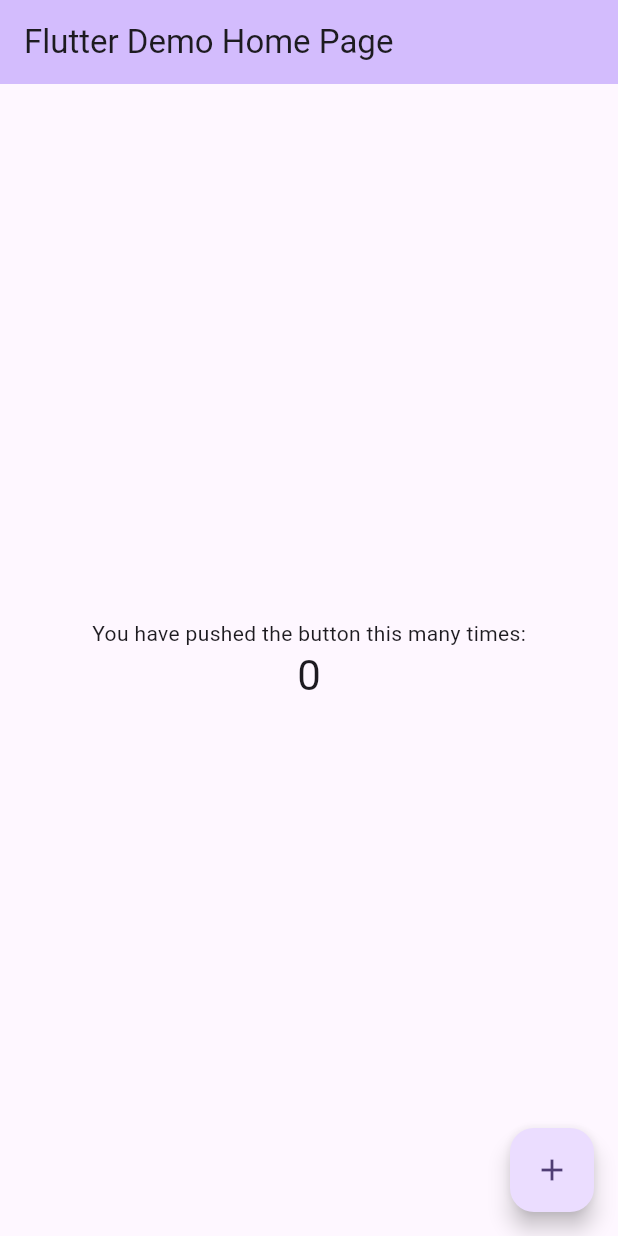
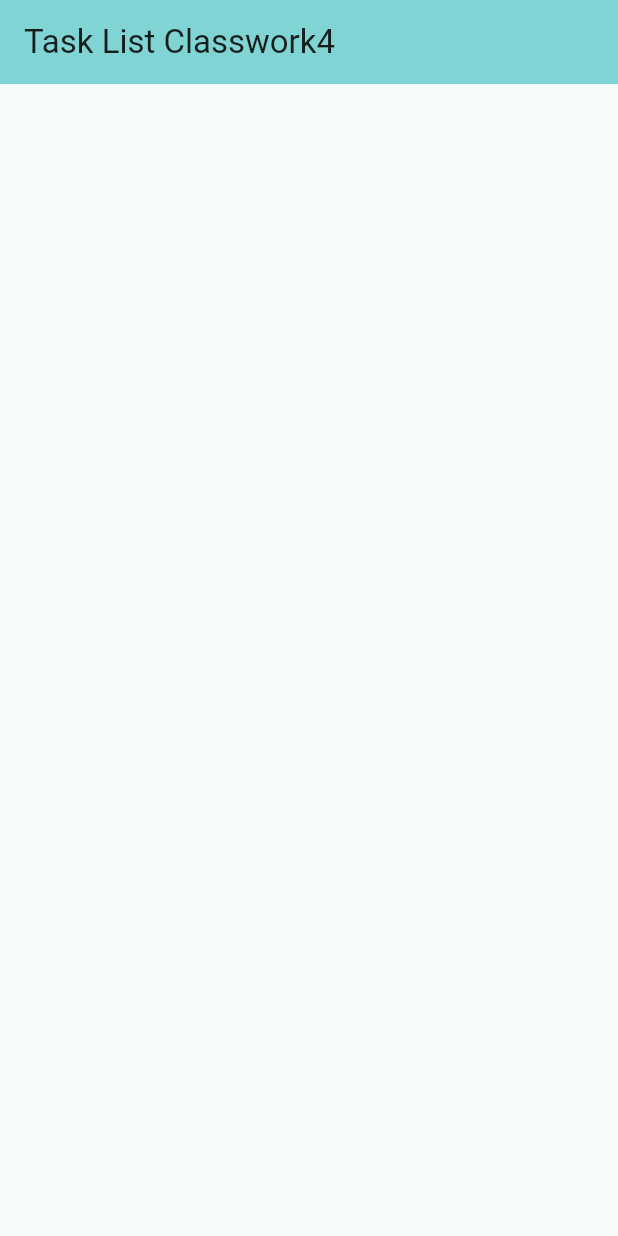
Before and after one commit to BillaVanilla/Task-Creator-Classwork-4, a Flutter app: the screen it shows after launch, on a phone screen of 412 x 824 dp. Run offline on Flutter 3.47's test engine with Material 3 defaults, Android fonts, the phone set to English and light mode, and no system bars.

Commit message:
Removed text conter button and functionality and added new color for page

```diff
--- a/lib/main.dart
+++ b/lib/main.dart
@@ -9,35 +9,25 @@ class MyApp extends StatelessWidget {
   @override
   Widget build(BuildContext context) {
     return MaterialApp(
-      title: 'Flutter Demo',
+      title: 'Task List Classwork4',
       theme: ThemeData(
-
-        colorScheme: ColorScheme.fromSeed(seedColor: Colors.deepPurple),
+      colorScheme: ColorScheme.fromSeed(seedColor: const Color.fromARGB(255, 0, 252, 252)),
         useMaterial3: true,
       ),
-      home: const MyHomePage(title: 'Flutter Demo Home Page'),
+      home: const MyHomePage(title: 'Task List Classwork4'),
     );
   }
 }
 
 class MyHomePage extends StatefulWidget {
   const MyHomePage({super.key, required this.title});
-
   final String title;
-
   @override
   State<MyHomePage> createState() => _MyHomePageState();
 }
 
 class _MyHomePageState extends State<MyHomePage> {
-  int _counter = 0;
 
-  void _incrementCounter() {
-    setState(() {
-
-      _counter++;
-    });
-  }
 
   @override
   Widget build(BuildContext context) {
@@ -50,25 +40,11 @@ class _MyHomePageState extends State<MyHomePage> {
         title: Text(widget.title),
       ),
       body: Center(
+        child: Column(
 
-        child: Column(
-          mainAxisAlignment: MainAxisAlignment.center,
-          children: <Widget>[
-            const Text(
-              'You have pushed the button this many times:',
-            ),
-            Text(
-              '$_counter',
-              style: Theme.of(context).textTheme.headlineMedium,
-            ),
-          ],
         ),
       ),
-      floatingActionButton: FloatingActionButton(
-        onPressed: _incrementCounter,
-        tooltip: 'Increment',
-        child: const Icon(Icons.add),
-      ), // This trailing comma makes auto-formatting nicer for build methods.
+
     );
   }
 }
```
